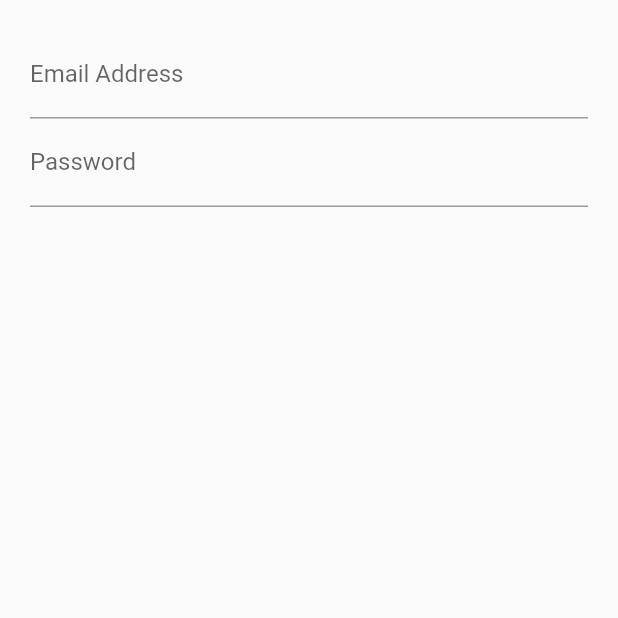
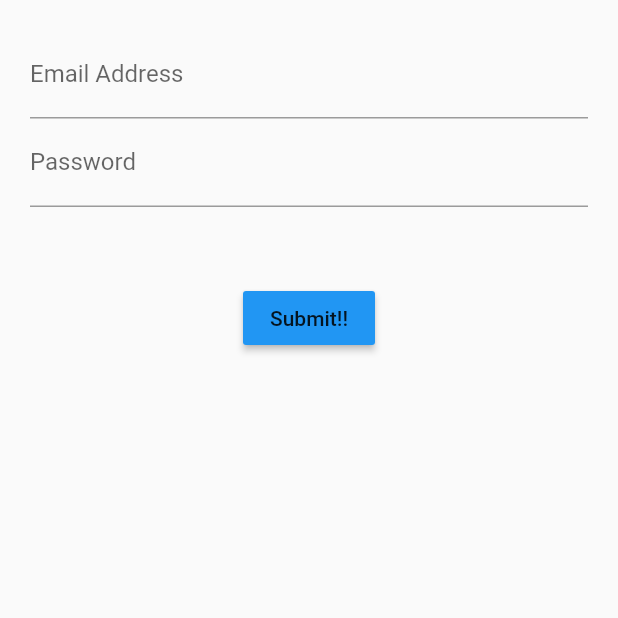
Before and after one commit to addingama/flutter_login_statefull, a Flutter app: the screen it shows after launch, on a phone screen of 412 x 824 dp, the top half of it. Run offline on Flutter 3.47's test engine with Material 2 defaults, Android fonts, the phone set to English and light mode, and no system bars.

Commit message:
Add button

```diff
--- a/lib/src/screens/login_screen.dart
+++ b/lib/src/screens/login_screen.dart
@@ -20,7 +20,8 @@ class LoginScreenState extends State<LoginScreen> {
           children: <Widget>[
             emailField(),
             passwordField(),
-            // submitButton(),
+            Container(margin: EdgeInsets.all(25.0),),
+            submitButton(),
           ],
         ),
       ),
@@ -48,6 +49,10 @@ class LoginScreenState extends State<LoginScreen> {
   }
 
   Widget submitButton() {
-
+    return RaisedButton(
+      child: Text('Submit!!'),
+      color: Colors.blue,
+      onPressed: () {},
+    );
   }
 }
```
